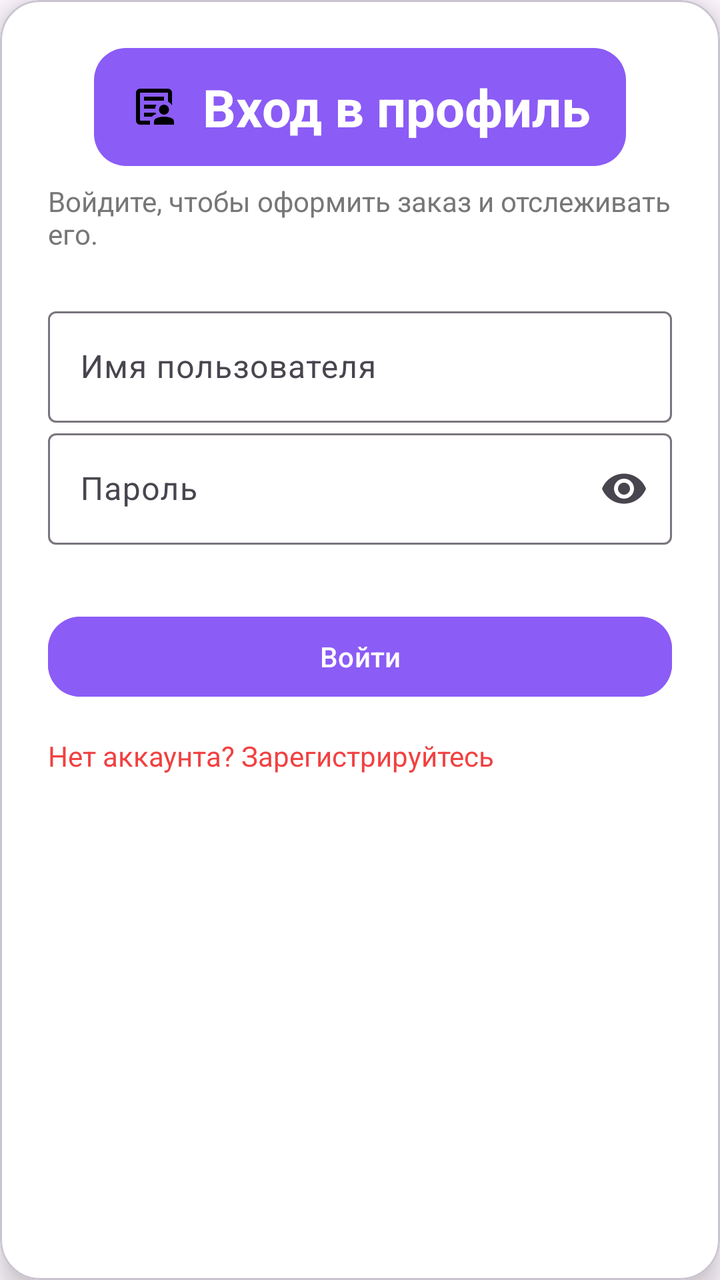
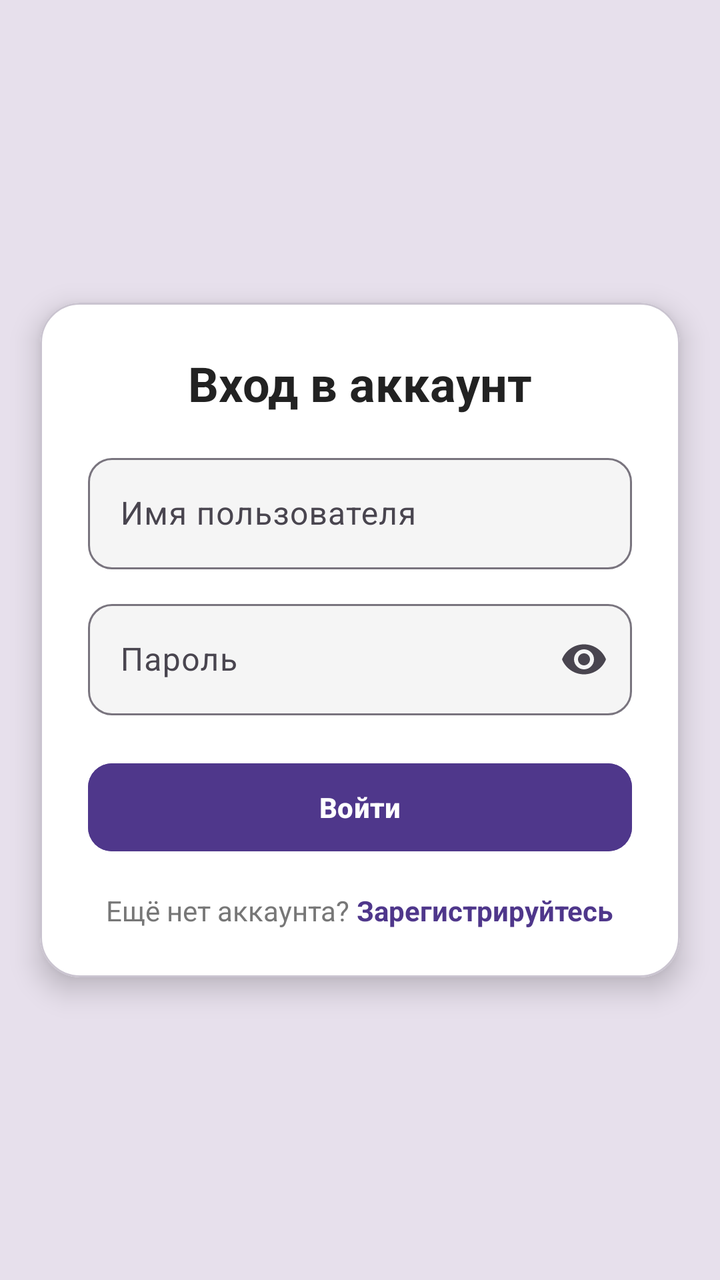

The first picture is an Android layout as it rendered before a commit; the second is the same layout after the commit. The layout source and the unified diff follow.
<!-- AndroidManifest.xml: application theme Theme.PublishingAPP -->
<!-- res/layout/layout_auth.xml -->
<?xml version="1.0" encoding="utf-8"?>
<com.google.android.material.card.MaterialCardView
    xmlns:android="http://schemas.android.com/apk/res/android"
    xmlns:app="http://schemas.android.com/apk/res-auto"
    android:id="@+id/authContainer"
    android:layout_width="match_parent"
    android:layout_height="wrap_content"
    android:layout_marginTop="80dp"
    app:cardCornerRadius="20dp"
    app:cardElevation="8dp"
    app:cardBackgroundColor="@color/white">

    <LinearLayout
        android:layout_width="match_parent"
        android:layout_height="wrap_content"
        android:orientation="vertical"
        android:padding="24dp">

        <TextView
            android:layout_width="wrap_content"
            android:layout_height="wrap_content"
            android:layout_gravity="center"
            android:layout_marginBottom="8dp"
            android:background="@drawable/bg_register_header"
            android:drawableStart="@drawable/ic_user"
            android:drawablePadding="12dp"
            android:paddingHorizontal="18dp"
            android:paddingVertical="12dp"
            android:gravity="center"
            android:text="Вход в профиль"
            android:textColor="@color/white"
            android:textSize="26sp"
            android:textStyle="bold" />

        <TextView
            android:layout_width="wrap_content"
            android:layout_height="wrap_content"
            android:layout_marginBottom="24dp"
            android:text="Войдите, чтобы оформить заказ и отслеживать его."
            android:textColor="#777777"
            android:textSize="14sp" />

        <com.google.android.material.textfield.TextInputLayout
            style="@style/Widget.Material3.TextInputLayout.OutlinedBox"
            android:layout_width="match_parent"
            android:layout_height="wrap_content"
            android:hint="Имя пользователя">

            <com.google.android.material.textfield.TextInputEditText
                android:id="@+id/etUsername"
                android:layout_width="match_parent"
                android:layout_height="wrap_content"/>
        </com.google.android.material.textfield.TextInputLayout>

        <com.google.android.material.textfield.TextInputLayout
            style="@style/AppTextField"
            app:endIconMode="password_toggle">

            <com.google.android.material.textfield.TextInputEditText
                android:id="@+id/etPassword"
                android:layout_width="match_parent"
                android:layout_height="wrap_content"
                android:hint="Пароль"
                android:inputType="textPassword"/>
        </com.google.android.material.textfield.TextInputLayout>

        <com.google.android.material.button.MaterialButton
            android:id="@+id/btnLogin"
            android:layout_width="match_parent"
            android:layout_height="wrap_content"
            android:layout_marginTop="20dp"
            android:text="Войти"
            android:textColor="@color/white"
            android:backgroundTint="@color/purple"
            app:cornerRadius="16dp"/>

        <TextView
            android:id="@+id/tvGoRegister"
            android:layout_width="wrap_content"
            android:layout_height="wrap_content"
            android:layout_marginTop="16dp"
            android:text="Нет аккаунта? Зарегистрируйтесь"
            android:textColor="@color/red"
            android:textSize="14sp"/>
    </LinearLayout>
</com.google.android.material.card.MaterialCardView>
<!-- resources referenced by this layout -->
<resources>
  <color name="purple">#8B5CF6</color>
  <color name="red">#F14141</color>
  <color name="white">#FFFFFFFF</color>
  <!-- drawable bg_register_header (drawable) -->
  <shape xmlns:android="http://schemas.android.com/apk/res/android"
      android:shape="rectangle">
      <solid android:color="@color/purple"/>
      <corners android:radius="16dp"/>
  </shape>
  <!-- drawable ic_user (drawable) -->
  <vector xmlns:android="http://schemas.android.com/apk/res/android" android:height="24dp" android:tint="#000000" android:viewportHeight="960" android:viewportWidth="960" android:width="24dp">
        
      <path android:fillColor="@android:color/white" android:pathData="M200,760L200,760Q200,760 200,760Q200,760 200,760L200,200Q200,200 200,200Q200,200 200,200L200,200Q200,200 200,200Q200,200 200,200L200,379Q200,370 200,365Q200,360 200,360Q200,360 200,412.5Q200,465 200,540Q200,563 200,585Q200,607 200,627Q200,644 200,675Q200,706 200,760ZM280,520L501,520Q503,498 511,478Q519,458 531,440L280,440L280,520ZM280,680L437,680Q454,660 476,647.5Q498,635 522,627Q518,621 515,614Q512,607 510,600L280,600L280,680ZM280,360L680,360Q680,360 680,360Q680,360 680,360L680,280L280,280L280,360ZM200,840Q167,840 143.5,816.5Q120,793 120,760L120,200Q120,167 143.5,143.5Q167,120 200,120L760,120Q793,120 816.5,143.5Q840,167 840,200L840,458Q826,432 806,412Q786,392 760,379L760,200Q760,200 760,200Q760,200 760,200L200,200Q200,200 200,200Q200,200 200,200L200,760Q200,760 200,760Q200,760 200,760L402,760Q401,766 400.5,772Q400,778 400,784L400,840L200,840ZM680,640Q638,640 609,611Q580,582 580,540Q580,498 609,469Q638,440 680,440Q722,440 751,469Q780,498 780,540Q780,582 751,611Q722,640 680,640ZM480,840L480,784Q480,760 492.5,739.5Q505,719 528,710Q564,695 602.5,687.5Q641,680 680,680Q719,680 757.5,687.5Q796,695 832,710Q855,719 867.5,739.5Q880,760 880,784L880,840L480,840Z"/>
      
  </vector>
  <style name="AppTextField">
          <item name="android:layout_width">match_parent</item>
          <item name="android:layout_height">wrap_content</item>
          <item name="android:layout_marginBottom">12dp</item>
      </style>
  <style name="Theme.PublishingAPP" parent="Base.Theme.PublishingAPP" />
  <style name="Base.Theme.PublishingAPP" parent="Theme.Material3.DayNight.NoActionBar">
          
          
      </style>
</resources>

<!-- the commit's change to res/layout/layout_auth.xml (unified diff, before → after) -->
@@ -1,86 +1,133 @@
 <?xml version="1.0" encoding="utf-8"?>
-<com.google.android.material.card.MaterialCardView
-    xmlns:android="http://schemas.android.com/apk/res/android"
+<FrameLayout xmlns:android="http://schemas.android.com/apk/res/android"
     xmlns:app="http://schemas.android.com/apk/res-auto"
-    android:id="@+id/authContainer"
     android:layout_width="match_parent"
-    android:layout_height="wrap_content"
-    android:layout_marginTop="80dp"
-    app:cardCornerRadius="20dp"
-    app:cardElevation="8dp"
-    app:cardBackgroundColor="@color/white">
+    android:layout_height="match_parent"
+    android:background="?colorSurfaceVariant">
 
-    <LinearLayout
+    <com.google.android.material.card.MaterialCardView
+        android:id="@+id/authContainer"
         android:layout_width="match_parent"
         android:layout_height="wrap_content"
-        android:orientation="vertical"
-        android:padding="24dp">
+        android:layout_margin="20dp"
+        android:layout_gravity="center"
+        app:cardCornerRadius="20dp"
+        app:cardElevation="8dp"
+        app:cardBackgroundColor="@android:color/white">
 
-        <TextView
-            android:layout_width="wrap_content"
-            android:layout_height="wrap_content"
-            android:layout_gravity="center"
-            android:layout_marginBottom="8dp"
-            android:background="@drawable/bg_register_header"
-            android:drawableStart="@drawable/ic_user"
-            android:drawablePadding="12dp"
-            android:paddingHorizontal="18dp"
-            android:paddingVertical="12dp"
-            android:gravity="center"
-            android:text="Вход в профиль"
-            android:textColor="@color/white"
-            android:textSize="26sp"
-            android:textStyle="bold" />
-
-        <TextView
-            android:layout_width="wrap_content"
-            android:layout_height="wrap_content"
-            android:layout_marginBottom="24dp"
-            android:text="Войдите, чтобы оформить заказ и отслеживать его."
-            android:textColor="#777777"
-            android:textSize="14sp" />
-
-        <com.google.android.material.textfield.TextInputLayout
-            style="@style/Widget.Material3.TextInputLayout.OutlinedBox"
+        <LinearLayout
             android:layout_width="match_parent"
             android:layout_height="wrap_content"
-            android:hint="Имя пользователя">
+            android:orientation="vertical"
+            android:padding="24dp">
 
-            <com.google.android.material.textfield.TextInputEditText
-                android:id="@+id/etUsername"
+            
+            <TextView
+                android:layout_width="wrap_content"
+                android:layout_height="wrap_content"
+                android:text="Вход в аккаунт"
+                android:textSize="24sp"
+                android:textStyle="bold"
+                android:textColor="#222222"
+                android:layout_gravity="center"
+                android:layout_marginBottom="16dp"/>
+
+            
+            <com.google.android.material.card.MaterialCardView
+                android:id="@+id/errorCard"
                 android:layout_width="match_parent"
-                android:layout_height="wrap_content"/>
-        </com.google.android.material.textfield.TextInputLayout>
+                android:layout_height="wrap_content"
+                android:visibility="gone"
+                android:layout_marginBottom="16dp"
+                app:cardCornerRadius="12dp"
+                app:cardBackgroundColor="#FDECEC">
 
-        <com.google.android.material.textfield.TextInputLayout
-            style="@style/AppTextField"
-            app:endIconMode="password_toggle">
+                <TextView
+                    android:id="@+id/tvError"
+                    android:layout_width="match_parent"
+                    android:layout_height="wrap_content"
+                    android:text="Ошибка"
+                    android:textColor="#B00020"
+                    android:textSize="14sp"
+                    android:padding="12dp"/>
+            </com.google.android.material.card.MaterialCardView>
 
-            <com.google.android.material.textfield.TextInputEditText
-                android:id="@+id/etPassword"
+            <com.google.android.material.textfield.TextInputLayout
+                style="@style/Widget.Material3.TextInputLayout.OutlinedBox"
+                android:layout_width="match_parent"
+                android:layout_height="wrap_content"
+                android:layout_marginBottom="12dp"
+                android:hint="Имя пользователя"
+                app:boxBackgroundColor="#F5F5F5"
+                app:boxCornerRadiusTopStart="12dp"
+                app:boxCornerRadiusTopEnd="12dp"
+                app:boxCornerRadiusBottomStart="12dp"
+                app:boxCornerRadiusBottomEnd="12dp">
+
+                <com.google.android.material.textfield.TextInputEditText
+                    android:id="@+id/etUsername"
+                    android:layout_width="match_parent"
+                    android:layout_height="wrap_content"
+                    android:inputType="textEmailAddress"/>
+            </com.google.android.material.textfield.TextInputLayout>
+
+            
+            <com.google.android.material.textfield.TextInputLayout
+                style="@style/Widget.Material3.TextInputLayout.OutlinedBox"
                 android:layout_width="match_parent"
                 android:layout_height="wrap_content"
                 android:hint="Пароль"
-                android:inputType="textPassword"/>
-        </com.google.android.material.textfield.TextInputLayout>
+                app:endIconMode="password_toggle"
+                app:boxBackgroundColor="#F5F5F5"
+                app:boxCornerRadiusTopStart="12dp"
+                app:boxCornerRadiusTopEnd="12dp"
+                app:boxCornerRadiusBottomStart="12dp"
+                app:boxCornerRadiusBottomEnd="12dp">
 
-        <com.google.android.material.button.MaterialButton
-            android:id="@+id/btnLogin"
-            android:layout_width="match_parent"
-            android:layout_height="wrap_content"
-            android:layout_marginTop="20dp"
-            android:text="Войти"
-            android:textColor="@color/white"
-            android:backgroundTint="@color/purple"
-            app:cornerRadius="16dp"/>
+                <com.google.android.material.textfield.TextInputEditText
+                    android:id="@+id/etPassword"
+                    android:layout_width="match_parent"
+                    android:layout_height="wrap_content"
+                    android:inputType="textPassword"/>
+            </com.google.android.material.textfield.TextInputLayout>
 
-        <TextView
-            android:id="@+id/tvGoRegister"
-            android:layout_width="wrap_content"
-            android:layout_height="wrap_content"
-            android:layout_marginTop="16dp"
-            android:text="Нет аккаунта? Зарегистрируйтесь"
-            android:textColor="@color/red"
-            android:textSize="14sp"/>
-    </LinearLayout>
-</com.google.android.material.card.MaterialCardView>
+            
+            <com.google.android.material.button.MaterialButton
+                android:id="@+id/btnLogin"
+                android:layout_width="match_parent"
+                android:layout_height="52dp"
+                android:layout_marginTop="20dp"
+                android:text="Войти"
+                android:textAllCaps="false"
+                android:textStyle="bold"
+                android:textColor="@android:color/white"
+                android:backgroundTint="@color/purple_80"
+                app:cornerRadius="12dp"/>
+
+            
+            <LinearLayout
+                android:layout_width="match_parent"
+                android:layout_height="wrap_content"
+                android:layout_marginTop="16dp"
+                android:gravity="center"
+                android:orientation="horizontal">
+
+                <TextView
+                    android:layout_width="wrap_content"
+                    android:layout_height="wrap_content"
+                    android:text="Ещё нет аккаунта? "
+                    android:textColor="#777"/>
+
+                <TextView
+                    android:id="@+id/tvGoRegister"
+                    android:layout_width="wrap_content"
+                    android:layout_height="wrap_content"
+                    android:text="Зарегистрируйтесь"
+                    android:textColor="@color/purple_80"
+                    android:textStyle="bold"/>
+            </LinearLayout>
+
+        </LinearLayout>
+    </com.google.android.material.card.MaterialCardView>
+
+</FrameLayout>
<!-- resource entries referenced after the edit -->
@@ -1,25 +1,6 @@
 <!-- resources referenced by this layout -->
 <resources>
-  <color name="purple">#8B5CF6</color>
-  <color name="red">#F14141</color>
-  <color name="white">#FFFFFFFF</color>
-  <!-- drawable bg_register_header (drawable) -->
-  <shape xmlns:android="http://schemas.android.com/apk/res/android"
-      android:shape="rectangle">
-      <solid android:color="@color/purple"/>
-      <corners android:radius="16dp"/>
-  </shape>
-  <!-- drawable ic_user (drawable) -->
-  <vector xmlns:android="http://schemas.android.com/apk/res/android" android:height="24dp" android:tint="#000000" android:viewportHeight="960" android:viewportWidth="960" android:width="24dp">
-        
-      <path android:fillColor="@android:color/white" android:pathData="M200,760L200,760Q200,760 200,760Q200,760 200,760L200,200Q200,200 200,200Q200,200 200,200L200,200Q200,200 200,200Q200,200 200,200L200,379Q200,370 200,365Q200,360 200,360Q200,360 200,412.5Q200,465 200,540Q200,563 200,585Q200,607 200,627Q200,644 200,675Q200,706 200,760ZM280,520L501,520Q503,498 511,478Q519,458 531,440L280,440L280,520ZM280,680L437,680Q454,660 476,647.5Q498,635 522,627Q518,621 515,614Q512,607 510,600L280,600L280,680ZM280,360L680,360Q680,360 680,360Q680,360 680,360L680,280L280,280L280,360ZM200,840Q167,840 143.5,816.5Q120,793 120,760L120,200Q120,167 143.5,143.5Q167,120 200,120L760,120Q793,120 816.5,143.5Q840,167 840,200L840,458Q826,432 806,412Q786,392 760,379L760,200Q760,200 760,200Q760,200 760,200L200,200Q200,200 200,200Q200,200 200,200L200,760Q200,760 200,760Q200,760 200,760L402,760Q401,766 400.5,772Q400,778 400,784L400,840L200,840ZM680,640Q638,640 609,611Q580,582 580,540Q580,498 609,469Q638,440 680,440Q722,440 751,469Q780,498 780,540Q780,582 751,611Q722,640 680,640ZM480,840L480,784Q480,760 492.5,739.5Q505,719 528,710Q564,695 602.5,687.5Q641,680 680,680Q719,680 757.5,687.5Q796,695 832,710Q855,719 867.5,739.5Q880,760 880,784L880,840L480,840Z"/>
-      
-  </vector>
-  <style name="AppTextField">
-          <item name="android:layout_width">match_parent</item>
-          <item name="android:layout_height">wrap_content</item>
-          <item name="android:layout_marginBottom">12dp</item>
-      </style>
+  <color name="purple_80">#4F378B</color>
   <style name="Theme.PublishingAPP" parent="Base.Theme.PublishingAPP" />
   <style name="Base.Theme.PublishingAPP" parent="Theme.Material3.DayNight.NoActionBar">
           
